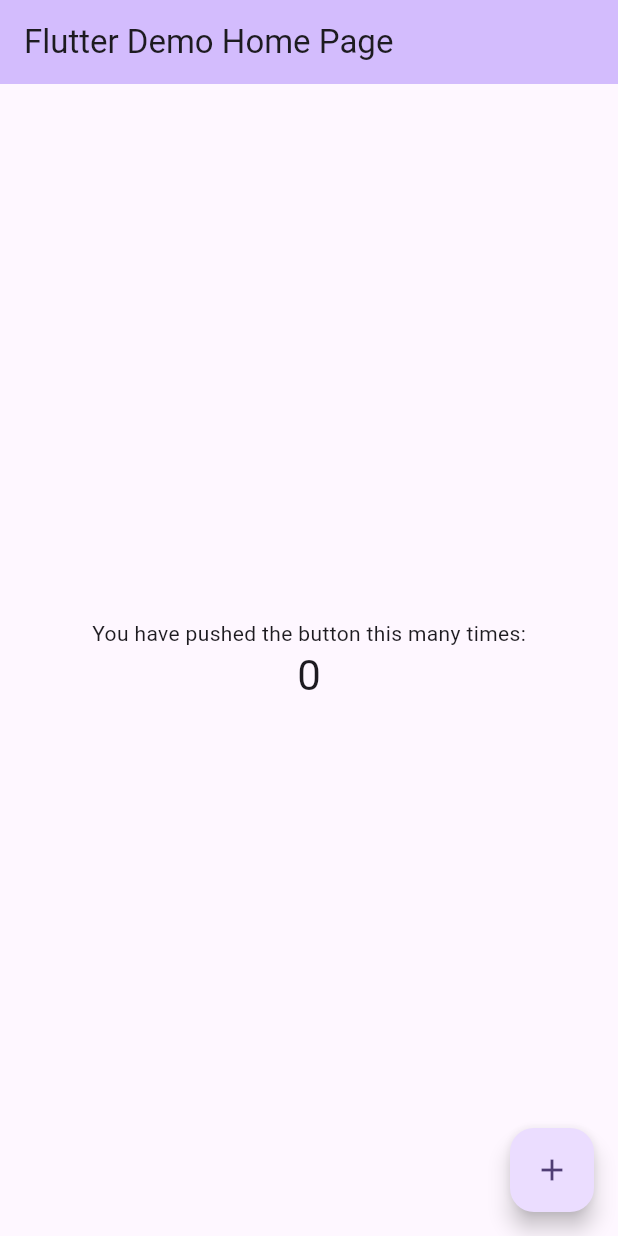
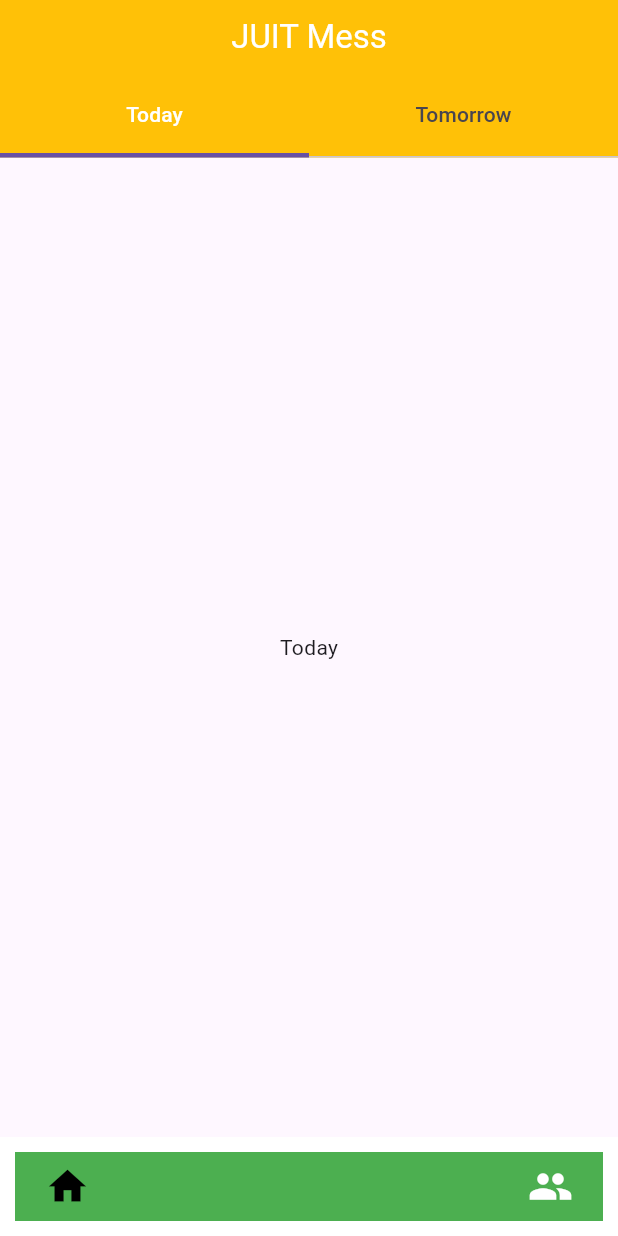
Before and after one commit to Antrimo/Mess-App, a Flutter app: the screen it shows after launch, on a phone screen of 412 x 824 dp. Run offline on Flutter 3.47's test engine with Material 3 defaults, Android fonts, the phone set to English and light mode, and no system bars; drawn by our look-alikes of google_nav_bar.

Commit message:
structure 1.0

```diff
--- /dev/null
+++ b/lib/Screens/Mess/today.dart
@@ -0,0 +1,19 @@
+import 'package:flutter/material.dart';
+
+class Today extends StatefulWidget {
+  const Today({super.key});
+
+  @override
+  State<Today> createState() => _TodayState();
+}
+
+class _TodayState extends State<Today> {
+  @override
+  Widget build(BuildContext context) {
+    return const Scaffold(
+      body: Center(
+        child: Text('Today'),
+      ),
+    );
+  }
+}
--- /dev/null
+++ b/lib/Screens/Mess/tomorrow.dart
@@ -0,0 +1,19 @@
+import 'package:flutter/material.dart';
+
+class Tomorrow extends StatefulWidget {
+  const Tomorrow({super.key});
+
+  @override
+  State<Tomorrow> createState() => _TomorrowState();
+}
+
+class _TomorrowState extends State<Tomorrow> {
+  @override
+  Widget build(BuildContext context) {
+    return const Scaffold(
+      body: Center(
+        child: Text('Tomorrow'),
+      ),
+    );
+  }
+}
--- /dev/null
+++ b/lib/Screens/comments.dart
@@ -0,0 +1,23 @@
+import 'package:flutter/material.dart';
+
+class Comments extends StatefulWidget {
+  const Comments({super.key});
+
+  @override
+  State<Comments> createState() => _CommentsState();
+}
+
+class _CommentsState extends State<Comments> {
+  @override
+  Widget build(BuildContext context) {
+    return Scaffold(
+      appBar: AppBar(
+        backgroundColor: Colors.amber,
+        title: const Center(child: Text('Comments')),
+      ),
+      body: const Center(
+        child: Text('Comments'),
+      ),
+    );
+  }
+}
--- /dev/null
+++ b/lib/Screens/mess.dart
@@ -0,0 +1,51 @@
+import 'package:flutter/material.dart';
+import 'package:mess/Screens/Mess/today.dart';
+import 'package:mess/Screens/Mess/tomorrow.dart';
+
+class Mess extends StatefulWidget {
+  const Mess({super.key});
+
+  @override
+  State<Mess> createState() => _MessState();
+}
+
+class _MessState extends State<Mess> {
+  @override
+  Widget build(BuildContext context) {
+    return DefaultTabController(
+      length: 2,
+      child: Scaffold(
+          appBar: AppBar(
+            iconTheme: const IconThemeData(color: Colors.white),
+            backgroundColor: Colors.amber,
+            title: const Center(
+              child: Text(
+                "JUIT Mess",
+                style: TextStyle(color: Colors.white),
+              ),
+            ),
+            bottom: const TabBar(
+              labelPadding: EdgeInsets.all(3),
+              indicatorSize: TabBarIndicatorSize.tab,
+              indicatorWeight: 3.0,
+              labelColor: Colors.white,
+              tabs: [
+                Tab(
+                  text: "Today",
+                ),
+                Tab(
+                  text: "Tomorrow",
+                ),
+              ],
+            ),
+          ),
+          backgroundColor: Colors.white,
+          body: const TabBarView(
+            children: [
+              Today(),
+              Tomorrow(),
+            ],
+          )),
+    );
+  }
+}
--- a/lib/main.dart
+++ b/lib/main.dart
@@ -1,125 +1,65 @@
 import 'package:flutter/material.dart';
+import 'package:google_nav_bar/google_nav_bar.dart';
+import 'package:mess/Screens/comments.dart';
+import 'package:mess/Screens/mess.dart';
 
 void main() {
   runApp(const MyApp());
 }
 
-class MyApp extends StatelessWidget {
+class MyApp extends StatefulWidget {
   const MyApp({super.key});
 
-  // This widget is the root of your application.
+  @override
+  State<MyApp> createState() => _MyAppState();
+}
+
+class _MyAppState extends State<MyApp> {
+  final List<Widget> pages = [
+    const Mess(),
+    const Comments(),
+  ];
+
+  int currentPage = 0;
+
   @override
   Widget build(BuildContext context) {
     return MaterialApp(
-      title: 'Flutter Demo',
-      theme: ThemeData(
-        // This is the theme of your application.
-        //
-        // TRY THIS: Try running your application with "flutter run". You'll see
-        // the application has a purple toolbar. Then, without quitting the app,
-        // try changing the seedColor in the colorScheme below to Colors.green
-        // and then invoke "hot reload" (save your changes or press the "hot
-        // reload" button in a Flutter-supported IDE, or press "r" if you used
-        // the command line to start the app).
-        //
-        // Notice that the counter didn't reset back to zero; the application
-        // state is not lost during the reload. To reset the state, use hot
-        // restart instead.
-        //
-        // This works for code too, not just values: Most code changes can be
-        // tested with just a hot reload.
-        colorScheme: ColorScheme.fromSeed(seedColor: Colors.deepPurple),
-        useMaterial3: true,
+      debugShowCheckedModeBanner: false,
+      home: Scaffold(
+        body: pages[currentPage],
+        bottomNavigationBar: Container(
+          color: Colors.white,
+          child: Padding(
+            padding: const EdgeInsets.all(10.0),
+            child: GNav(
+              backgroundColor: Colors.green,
+              gap: 8,
+              activeColor: Colors.black,
+              color: Colors.white,
+              iconSize: 24,
+              padding: const EdgeInsets.symmetric(horizontal: 20, vertical: 8),
+              duration: const Duration(milliseconds: 800),
+              tabs: const [
+                GButton(
+                  icon: Icons.home,
+                  iconSize: 30.0,
+                ),
+                GButton(
+                  icon: Icons.people,
+                  iconSize: 30.0,
+                ),
+              ],
+              selectedIndex: currentPage,
+              onTabChange: (index) {
+                setState(() {
+                  currentPage = index;
+                });
+              },
+            ),
+          ),
+        ),
       ),
-      home: const MyHomePage(title: 'Flutter Demo Home Page'),
     );
   }
 }
-
-class MyHomePage extends StatefulWidget {
-  const MyHomePage({super.key, required this.title});
-
-  // This widget is the home page of your application. It is stateful, meaning
-  // that it has a State object (defined below) that contains fields that affect
-  // how it looks.
-
-  // This class is the configuration for the state. It holds the values (in this
-  // case the title) provided by the parent (in this case the App widget) and
-  // used by the build method of the State. Fields in a Widget subclass are
-  // always marked "final".
-
-  final String title;
-
-  @override
-  State<MyHomePage> createState() => _MyHomePageState();
-}
-
-class _MyHomePageState extends State<MyHomePage> {
-  int _counter = 0;
-
-  void _incrementCounter() {
-    setState(() {
-      // This call to setState tells the Flutter framework that something has
-      // changed in this State, which causes it to rerun the build method below
-      // so that the display can reflect the updated values. If we changed
-      // _counter without calling setState(), then the build method would not be
-      // called again, and so nothing would appear to happen.
-      _counter++;
-    });
-  }
-
-  @override
-  Widget build(BuildContext context) {
-    // This method is rerun every time setState is called, for instance as done
-    // by the _incrementCounter method above.
-    //
-    // The Flutter framework has been optimized to make rerunning build methods
-    // fast, so that you can just rebuild anything that needs updating rather
-    // than having to individually change instances of widgets.
-    return Scaffold(
-      appBar: AppBar(
-        // TRY THIS: Try changing the color here to a specific color (to
-        // Colors.amber, perhaps?) and trigger a hot reload to see the AppBar
-        // change color while the other colors stay the same.
-        backgroundColor: Theme.of(context).colorScheme.inversePrimary,
-        // Here we take the value from the MyHomePage object that was created by
-        // the App.build method, and use it to set our appbar title.
-        title: Text(widget.title),
-      ),
-      body: Center(
-        // Center is a layout widget. It takes a single child and positions it
-        // in the middle of the parent.
-        child: Column(
-          // Column is also a layout widget. It takes a list of children and
-          // arranges them vertically. By default, it sizes itself to fit its
-          // children horizontally, and tries to be as tall as its parent.
-          //
-          // Column has various properties to control how it sizes itself and
-          // how it positions its children. Here we use mainAxisAlignment to
-          // center the children vertically; the main axis here is the vertical
-          // axis because Columns are vertical (the cross axis would be
-          // horizontal).
-          //
-          // TRY THIS: Invoke "debug painting" (choose the "Toggle Debug Paint"
-          // action in the IDE, or press "p" in the console), to see the
-          // wireframe for each widget.
-          mainAxisAlignment: MainAxisAlignment.center,
-          children: <Widget>[
-            const Text(
-              'You have pushed the button this many times:',
-            ),
-            Text(
-              '$_counter',
-              style: Theme.of(context).textTheme.headlineMedium,
-            ),
-          ],
-        ),
-      ),
-      floatingActionButton: FloatingActionButton(
-        onPressed: _incrementCounter,
-        tooltip: 'Increment',
-        child: const Icon(Icons.add),
-      ), // This trailing comma makes auto-formatting nicer for build methods.
-    );
-  }
-}
--- a/pubspec.yaml
+++ b/pubspec.yaml
@@ -30,6 +30,7 @@ environment:
 dependencies:
   flutter:
     sdk: flutter
+  google_nav_bar: ^5.0.6
 
 
   # The following adds the Cupertino Icons font to your application.
```
Also changed, not shown: pubspec.lock.
